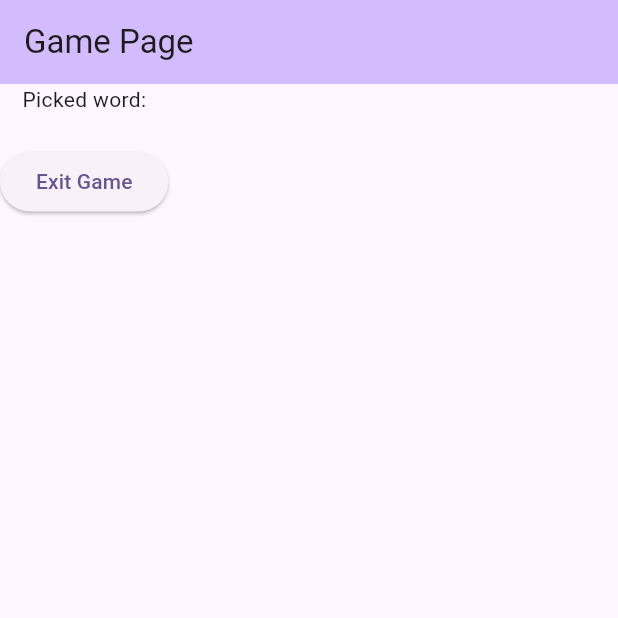
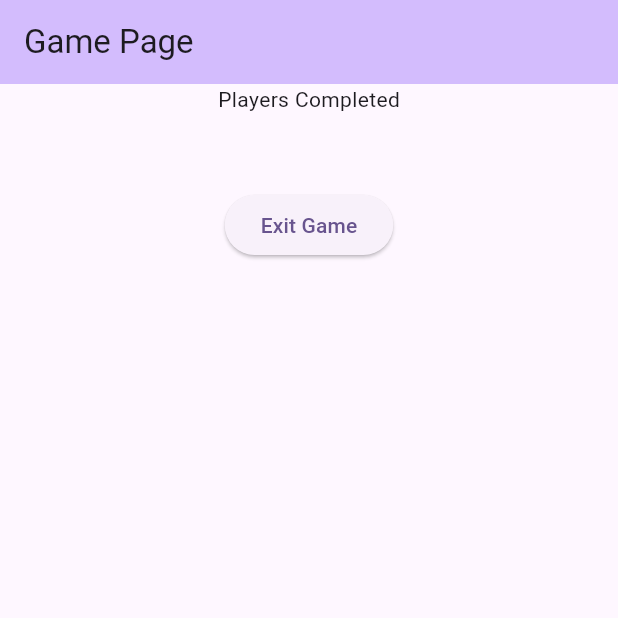
Before and after one commit to umurcg/who_is_cahil, a Flutter app: the GameSessionPage screen opened by its route, on a phone screen of 412 x 824 dp, the top half of it. Run offline on Flutter 3.47's test engine with Material 3 defaults, Android fonts, the phone set to English and light mode, and no system bars; missing offline and left inert: dart:ffi.

Commit message:
game page

```diff
--- a/lib/game_session_page.dart
+++ b/lib/game_session_page.dart
@@ -1,19 +1,48 @@
 import 'package:flutter/material.dart';
+import 'package:flutter/widgets.dart';
 import 'package:provider/provider.dart';
 import 'package:who_is_cahil/game_state.dart';
+import 'package:who_is_cahil/reveal_button.dart';
 
-class GameSessionPage extends StatelessWidget {
+class GameSessionPage extends StatefulWidget {
   const GameSessionPage({super.key});
 
+  @override
+  State<GameSessionPage> createState() => _GameSessionPageState();
+}
+
+class _GameSessionPageState extends State<GameSessionPage> {
+  int currentPlayerIndex = 0;
+  bool isWorldRevealed = false;
 
   @override
   Widget build(BuildContext context) {
+    var gameState = context.watch<GameState>();
+    bool isCurrentPlayerIgnorant() =>
+        gameState.ignorantPlayerIndex == currentPlayerIndex;
+    bool isFinished() => currentPlayerIndex >= gameState.playerNames.length;
 
-    var gameState=context.watch<GameState>();
+    void revealWord() {
+      setState(() {
+        isWorldRevealed = true;
+      });
+    }
+
+    void hideWord() {
+      setState(() {
+        isWorldRevealed = false;
+      });
+    }
 
     void exitGame() {
       gameState.exitGame();
       Navigator.pop(context);
+    }
+
+    void nextPlayer() {
+      setState(() {
+        currentPlayerIndex++;
+      });
     }
 
     return Scaffold(
@@ -22,12 +51,40 @@ class GameSessionPage extends StatelessWidget {
           backgroundColor: Theme.of(context).colorScheme.inversePrimary,
           title: const Text("Game Page"),
         ),
-        body: Column(
-          children: [
-            const Text("Picked word:"),
-            Text(gameState.pickedWord),
-            ElevatedButton(onPressed: exitGame, child: const Text("Exit Game"))
+        body: Center(
+          child: Column(
+            children: [
+              isFinished()
+                  ? const Text("Players Completed")
+                  : Column(
+                      children: [
+                        Text(
+                            "User: ${gameState.playerNames[currentPlayerIndex]}"),
+                        RevealButton(
+                            text: "Reveal",
+                            onPressed: revealWord,
+                            onReleased: hideWord),
+                        const SizedBox(height: 20),
+                        Opacity(
+                          opacity: isWorldRevealed ? 1.0 : 0.0,
+                          child: Text(
+                            isCurrentPlayerIgnorant()
+                                ? "You are CAHIL"
+                                : gameState.pickedWord,
+                            style: const TextStyle(fontSize: 50),
+                          ),
+                        ),
+                        const SizedBox(height: 10),
+                        ElevatedButton(
+                            onPressed: nextPlayer,
+                            child: const Text("Next Player")),
+                      ],
+                    ),
+              const SizedBox(height: 50),
+              ElevatedButton(
+                  onPressed: exitGame, child: const Text("Exit Game"))
             ],
+          ),
         ));
   }
 }
```
Also changed, not shown: lib/reveal_button.dart (added, +27 -0 lines), 1 other file.
